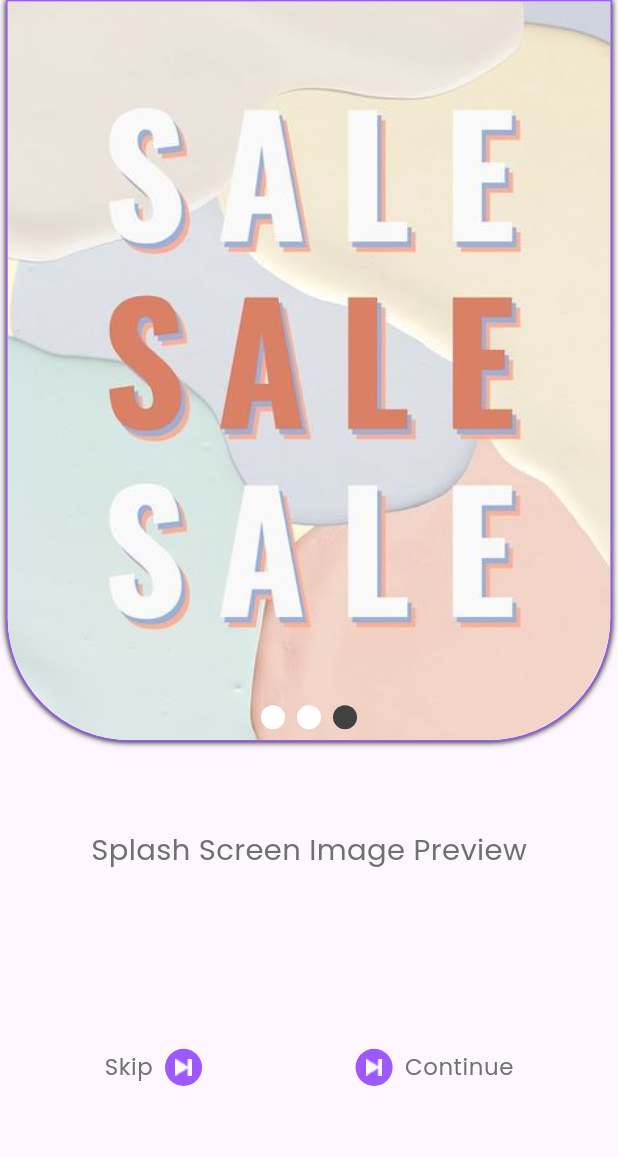
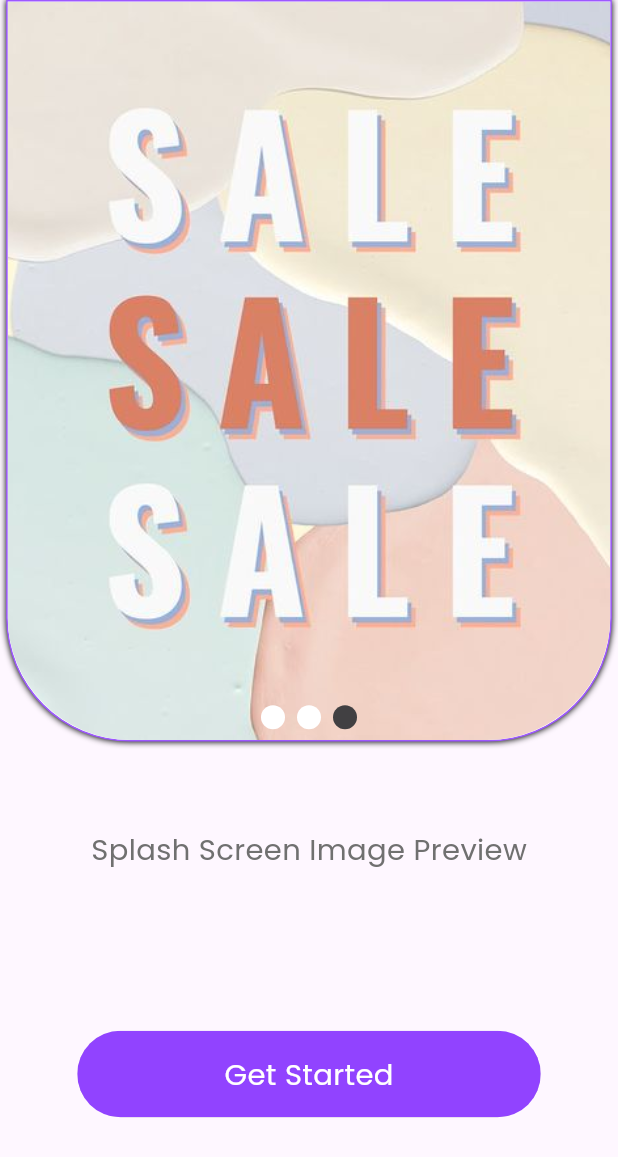
Before and after one commit to hamzafz7/Padilni, a Flutter app: the screen it shows after launch, swiped to page 3, on a phone screen of 412 x 824 dp. Shown: the top 1157 px of the screen. Run offline on Flutter 3.47's test engine with Material 2 defaults, Android fonts, the phone set to English and light mode, and no system bars; drawn by our look-alikes of smooth_page_indicator; our stand-ins replace dio, get, google_fonts, shared_preferences.

Commit message:
onboarding finished

```diff
--- a/lib/presentation/onboarding/onboarding_page.dart
+++ b/lib/presentation/onboarding/onboarding_page.dart
@@ -4,13 +4,20 @@ import 'package:padilni/presentation/onboarding/widget/contine_button.dart';
 import 'package:padilni/presentation/onboarding/widget/page_view_widget.dart';
 import 'package:padilni/presentation/onboarding/widget/skip_button.dart';
 import 'package:padilni/utils/colors.dart';
+import 'package:padilni/utils/widgets/custom_button.dart';
 import 'package:padilni/utils/widgets/get_height.dart';
 import 'package:smooth_page_indicator/smooth_page_indicator.dart';
 
 // ignore: must_be_immutable
-class OnBoardingPage extends StatelessWidget {
+class OnBoardingPage extends StatefulWidget {
    OnBoardingPage({super.key});
+
+  @override
+  State<OnBoardingPage> createState() => _OnBoardingPageState();
+}
+class _OnBoardingPageState extends State<OnBoardingPage> {
 var controller = PageController(initialPage: 0);
+int cnt = 0;
   @override
   Widget build(BuildContext context) {
     return SafeArea(
@@ -24,6 +31,10 @@ var controller = PageController(initialPage: 0);
             height: Get.height*0.61,
             child:
             PageView(
+              onPageChanged: (value) {
+                setState(() {
+                  cnt= value;
+                });  },
              controller: controller,
              children:const [
                   CustomPageWidget(imagePath: "assets/images/onboarding1.png",),
@@ -45,18 +56,27 @@ var controller = PageController(initialPage: 0);
       GetHeight(height: Get.height*0.06),
       Text("Splash Screen Image Preview",style: Theme.of(context).textTheme.bodyMedium,) ,
       GetHeight(height: Get.height*0.13),
-
-      Row(
+      cnt ==2 ? CustomButton(onpressed: (){},
+        text: "Get Started",):
+       Row(
         children: [
           SkipButton(image: "assets/images/skip_icon.png", text: "Skip",
-          onTap: (){}, padding: EdgeInsets.fromLTRB(Get.width*0.13 , 0 , 0 , 0),),
+          onTap: (){
+
+          }, padding: EdgeInsets.fromLTRB(Get.width*0.13 , 0 , 0 , 0),),
 
           const Spacer(),
 
-           Continuebutton(image: "assets/images/skip_icon.png", text: "Continue",
-          onTap: (){}, padding: EdgeInsets.fromLTRB(0 , 0 , Get.width*0.13 , 0),),
+           Continuebutton(image: "assets/images/continue_icon.png", text: "Continue",
+          onTap: (){
+          setState(() {
+              cnt = cnt+1;
+          });
+            controller.nextPage(duration: const Duration(milliseconds: 7), curve:Curves.easeInOutBack);
+          }, padding: EdgeInsets.fromLTRB(0 , 0 , Get.width*0.13 , 0),),
         ],
       )
+
 
  ],)),
  );
--- a/lib/presentation/onboarding/widget/contine_button.dart
+++ b/lib/presentation/onboarding/widget/contine_button.dart
@@ -29,7 +29,7 @@ class Continuebutton extends StatelessWidget {
               ),
               height: Get.height*0.03,
               width: Get.width*0.06,
-              child: Image.asset(image),
+              child: Center(child: Image.asset(image)),
               ),
             ) ,
               Padding(
--- a/lib/utils/colors.dart
+++ b/lib/utils/colors.dart
@@ -11,6 +11,7 @@ class AppColors
 
   static const Color fourthColor = Color(0xff707070);
 
+  static const Color fifthcolor = Color(0xff9143FF);
 
 
 }
--- /dev/null
+++ b/lib/utils/widgets/custom_button.dart
@@ -0,0 +1,23 @@
+import 'package:flutter/material.dart';
+import 'package:get/get.dart';
+import 'package:padilni/utils/colors.dart';
+
+class CustomButton extends StatelessWidget {
+  const CustomButton({super.key,
+  required this.onpressed,required this.text});
+final Function()? onpressed ;
+final String text;
+  @override
+  Widget build(BuildContext context) {
+    return ClipRRect(
+      borderRadius: BorderRadius.circular(Get.width*0.07),
+      child: MaterialButton(
+        color: AppColors.fifthcolor,
+        minWidth: Get.width*0.75,
+        height: Get.height*0.07,
+        onPressed:onpressed ,
+      child: Text(text , style: Theme.of(context).textTheme.bodyMedium!
+      .copyWith(color: AppColors.primaryColor),),),
+    );
+  }
+}
```
Also changed, not shown: assets/images/continue_icon.png (added), 4 other files.
